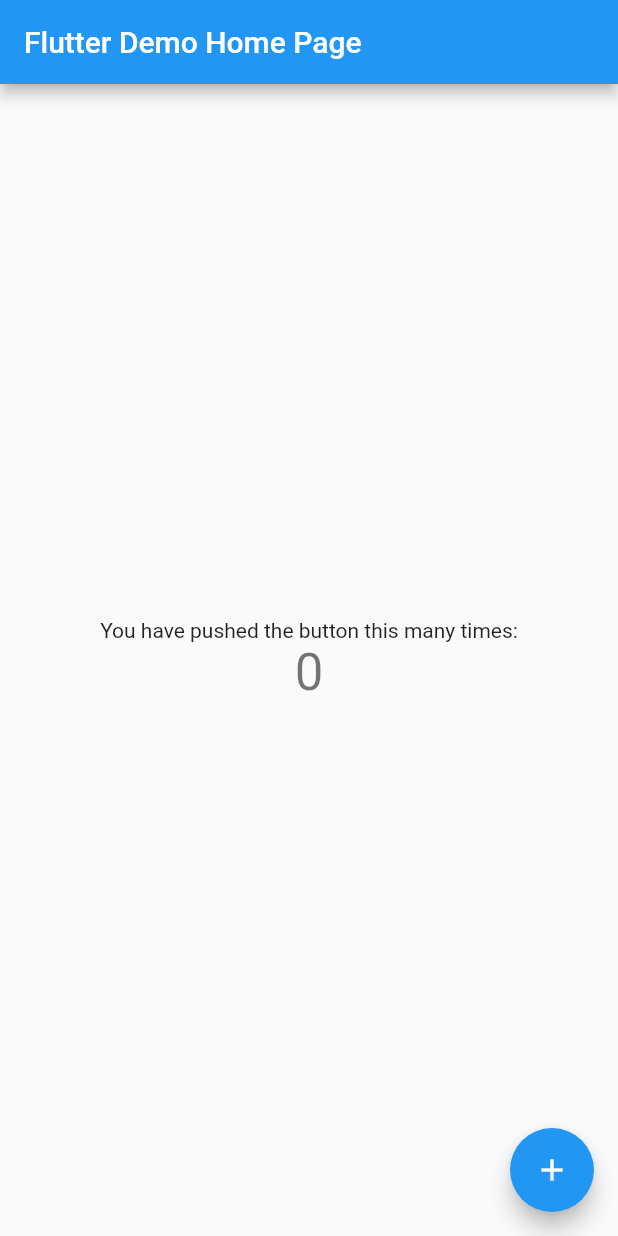
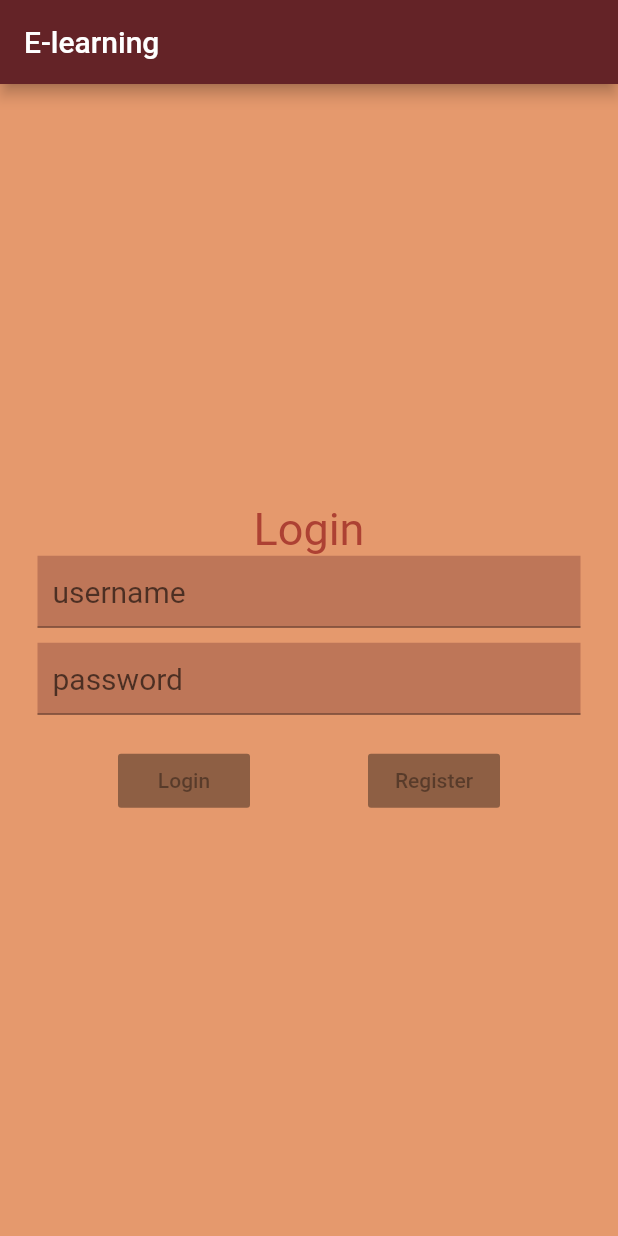
Before and after one commit to adib26/gp, a Flutter app: the screen it shows after launch, on a phone screen of 412 x 824 dp. Run offline on Flutter 3.47's test engine with Material 2 defaults, Android fonts, the phone set to English and light mode, and no system bars; Roboto replaces fonts that are missing (Galada).

Commit message:
adding login ui

```diff
--- a/lib/main.dart
+++ b/lib/main.dart
@@ -1,117 +1,76 @@
+import 'package:flutter/cupertino.dart';
 import 'package:flutter/material.dart';
+import 'package:flutter/services.dart';
 
 void main() {
-  runApp(MyApp());
+  // login page
+  runApp(MaterialApp(
+    home: Scaffold(
+      backgroundColor: Color.fromRGBO(229, 153, 109, 1),
+      appBar: AppBar(
+        title: Text(
+          'E-learning',
+          style: TextStyle(fontSize: 20),
+        ),
+        backgroundColor: Color.fromRGBO(100, 35, 39, 1),
+      ),
+      body: login(),
+    ),
+  ));
 }
 
-class MyApp extends StatelessWidget {
-  // This widget is the root of your application.
+class login extends StatefulWidget {
+  @override
+  _loginState createState() => _loginState();
+}
+
+class _loginState extends State<login> {
   @override
   Widget build(BuildContext context) {
-    return MaterialApp(
-      title: 'Flutter Demo',
-      theme: ThemeData(
-        // This is the theme of your application.
-        //
-        // Try running your application with "flutter run". You'll see the
-        // application has a blue toolbar. Then, without quitting the app, try
-        // changing the primarySwatch below to Colors.green and then invoke
-        // "hot reload" (press "r" in the console where you ran "flutter run",
-        // or simply save your changes to "hot reload" in a Flutter IDE).
-        // Notice that the counter didn't reset back to zero; the application
-        // is not restarted.
-        primarySwatch: Colors.blue,
-        // This makes the visual density adapt to the platform that you run
-        // the app on. For desktop platforms, the controls will be smaller and
-        // closer together (more dense) than on mobile platforms.
-        visualDensity: VisualDensity.adaptivePlatformDensity,
-      ),
-      home: MyHomePage(title: 'Flutter Demo Home Page'),
+    return Center(
+      child: Column(
+          mainAxisAlignment: MainAxisAlignment.center,
+          children: <Widget>[
+            Text(
+              'Login',
+              style: TextStyle(
+                  color: Color.fromRGBO(173, 65, 51, 1),
+                  fontSize: 30,
+                  fontFamily: 'Galada'),
+            ),
+            Container(
+              margin: EdgeInsets.fromLTRB(25, 0, 25, 10),
+              color: Color.fromRGBO(100, 35, 39, 0.3),
+              child: TextField(
+                decoration: new InputDecoration(
+                    hintText: 'username',
+                    contentPadding: EdgeInsets.fromLTRB(10, 0, 10, 0)),
+                style: TextStyle(fontSize: 20),
+              ),
+            ),
+            Container(
+              margin: EdgeInsets.fromLTRB(25, 0, 25, 20),
+              color: Color.fromRGBO(100, 35, 39, 0.3),
+              child: TextField(
+                decoration: new InputDecoration(
+                  hintText: 'password',
+                  contentPadding: EdgeInsets.fromLTRB(10, 0, 10, 0),
+                ),
+                style: TextStyle(fontSize: 20),
+              ),
+            ),
+            Row(
+              mainAxisAlignment: MainAxisAlignment.spaceEvenly,
+              children: <Widget>[
+                RaisedButton(
+                  child: Text('Login'),
+                ),
+                RaisedButton(
+                  child: Text('Register'),
+                ),
+              ],
+            ),
+          ]),
     );
   }
 }
-
-class MyHomePage extends StatefulWidget {
-  MyHomePage({Key key, this.title}) : super(key: key);
-
-  // This widget is the home page of your application. It is stateful, meaning
-  // that it has a State object (defined below) that contains fields that affect
-  // how it looks.
-
-  // This class is the configuration for the state. It holds the values (in this
-  // case the title) provided by the parent (in this case the App widget) and
-  // used by the build method of the State. Fields in a Widget subclass are
-  // always marked "final".
-
-  final String title;
-
-  @override
-  _MyHomePageState createState() => _MyHomePageState();
-}
-
-class _MyHomePageState extends State<MyHomePage> {
-  int _counter = 0;
-
-  void _incrementCounter() {
-    setState(() {
-      // This call to setState tells the Flutter framework that something has
-      // changed in this State, which causes it to rerun the build method below
-      // so that the display can reflect the updated values. If we changed
-      // _counter without calling setState(), then the build method would not be
-      // called again, and so nothing would appear to happen.
-      _counter++;
-    });
-  }
-
-  @override
-  Widget build(BuildContext context) {
-    // This method is rerun every time setState is called, for instance as done
-    // by the _incrementCounter method above.
-    //
-    // The Flutter framework has been optimized to make rerunning build methods
-    // fast, so that you can just rebuild anything that needs updating rather
-    // than having to individually change instances of widgets.
-    return Scaffold(
-      appBar: AppBar(
-        // Here we take the value from the MyHomePage object that was created by
-        // the App.build method, and use it to set our appbar title.
-        title: Text(widget.title),
-      ),
-      body: Center(
-        // Center is a layout widget. It takes a single child and positions it
-        // in the middle of the parent.
-        child: Column(
-          // Column is also a layout widget. It takes a list of children and
-          // arranges them vertically. By default, it sizes itself to fit its
-          // children horizontally, and tries to be as tall as its parent.
-          //
-          // Invoke "debug painting" (press "p" in the console, choose the
-          // "Toggle Debug Paint" action from the Flutter Inspector in Android
-          // Studio, or the "Toggle Debug Paint" command in Visual Studio Code)
-          // to see the wireframe for each widget.
-          //
-          // Column has various properties to control how it sizes itself and
-          // how it positions its children. Here we use mainAxisAlignment to
-          // center the children vertically; the main axis here is the vertical
-          // axis because Columns are vertical (the cross axis would be
-          // horizontal).
-          mainAxisAlignment: MainAxisAlignment.center,
-          children: <Widget>[
-            Text(
-              'You have pushed the button this many times:',
-            ),
-            Text(
-              '$_counter',
-              style: Theme.of(context).textTheme.headline4,
-            ),
-          ],
-        ),
-      ),
-      floatingActionButton: FloatingActionButton(
-        onPressed: _incrementCounter,
-        tooltip: 'Increment',
-        child: Icon(Icons.add),
-      ), // This trailing comma makes auto-formatting nicer for build methods.
-    );
-  }
-}
```
Also changed, not shown: pubspec.yaml (+4 -13 lines), fonts/Galada-Regular.ttf (added), 1 other file.
